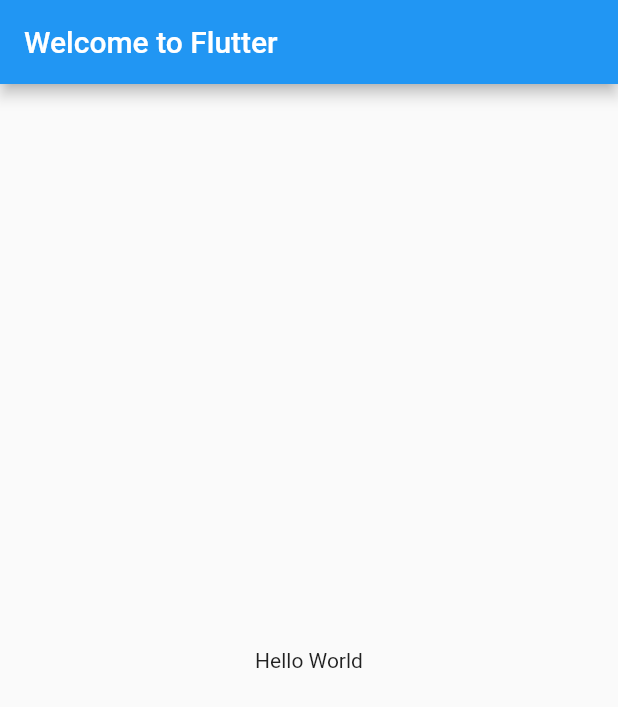
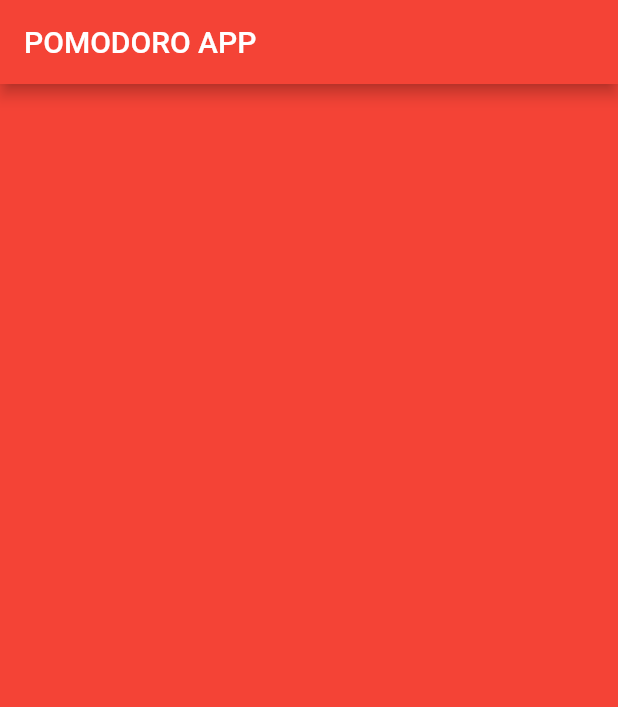
Before and after one commit to Devv64bit/PomodoroApp, a Flutter app: the screen it shows after launch, on a phone screen of 412 x 824 dp. Shown: the top 707 px of the screen. Run offline on Flutter 3.47's test engine with Material 2 defaults, Android fonts, the phone set to English and light mode, and no system bars; our stand-ins replace percent_indicator.

```diff
--- a/pomodoro_app/lib/main.dart
+++ b/pomodoro_app/lib/main.dart
@@ -1,4 +1,5 @@
 import 'package:flutter/material.dart';
+import 'package:percent_indicator/percent_indicator.dart';
 
 void main() => runApp(MyApp());
 
@@ -6,15 +7,27 @@ class MyApp extends StatelessWidget {
   @override
   Widget build(BuildContext context) {
     return MaterialApp(
-      title: 'Welcome to Flutter',
-      home: Scaffold(
-        appBar: AppBar(
-          title: Text('Welcome to Flutter'),
-        ),
-        body: Center(
-          child: Text('Hello World'),
-        ),
-      ),
+      debugShowCheckedModeBanner: false,
+      home: Pomodoro(),
     );
   }
 }
+
+class Pomodoro extends StatefulWidget {
+  @override
+  _PomodoroState createState() => _PomodoroState();
+}
+
+class _PomodoroState extends State<Pomodoro> {
+  double percent = 0;
+  static int timeinMinutes = 25;
+  int timeinSec = timeinMinutes * 60;
+  @override
+  Widget build(BuildContext context) {
+    return SafeArea(
+        child: Scaffold(
+      backgroundColor: Colors.red,
+      appBar: AppBar(title: Text("POMODORO APP"), backgroundColor: Colors.red),
+    ));
+  }
+}
--- a/pomodoro_app/pubspec.yaml
+++ b/pomodoro_app/pubspec.yaml
@@ -23,11 +23,10 @@ environment:
 dependencies:
   flutter:
     sdk: flutter
+  percent_indicator: "^2.1.7+2"
 
+  cupertino_icons: ^0.1.3
 
-  # The following adds the Cupertino Icons font to your application.
-  # Use with the CupertinoIcons class for iOS style icons.
-  cupertino_icons: ^0.1.3
 
 dev_dependencies:
   flutter_test:
```
Also changed, not shown: pomodoro_app/pubspec.lock.
